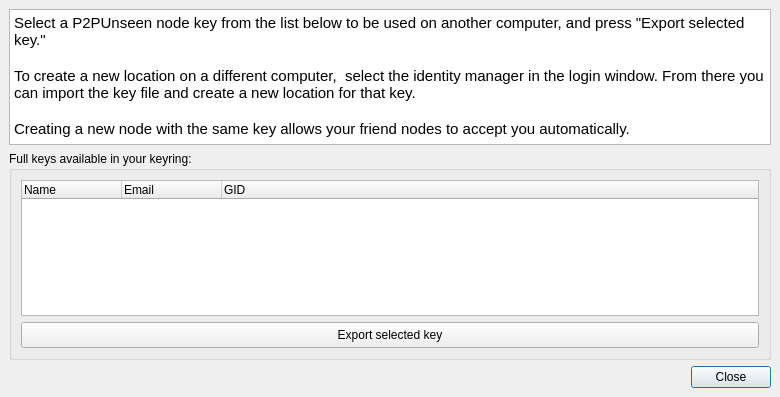
Old version of the form retroshare-gui/src/gui/profile/ProfileManager.ui in the repository RetroShare/RetroShare.
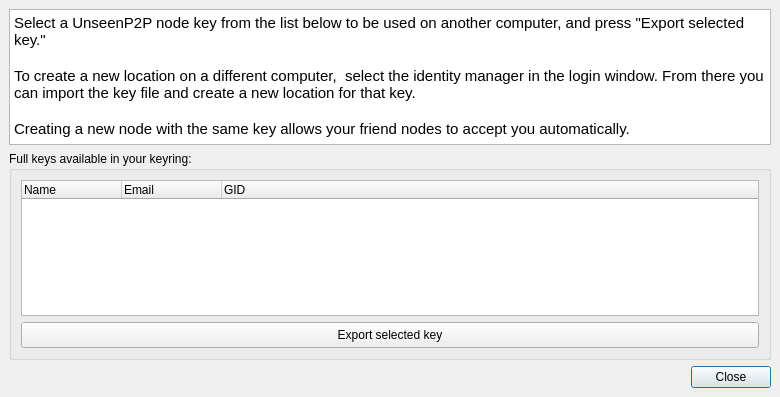
New version of the form. Icons and pictures are not drawn. Custom widgets are drawn as their Qt base class.

Commit message: Update Unseen name

Patch:
```diff
--- a/retroshare-gui/src/gui/profile/ProfileManager.ui
+++ b/retroshare-gui/src/gui/profile/ProfileManager.ui
@@ -64,7 +64,7 @@
 &lt;html&gt;&lt;head&gt;&lt;meta name=&quot;qrichtext&quot; content=&quot;1&quot; /&gt;&lt;style type=&quot;text/css&quot;&gt;
 p, li { white-space: pre-wrap; }
 &lt;/style&gt;&lt;/head&gt;&lt;body style=&quot; font-family:'Ubuntu'; font-size:11pt; font-weight:400; font-style:normal;&quot;&gt;
-&lt;p style=&quot; margin-top:0px; margin-bottom:0px; margin-left:0px; margin-right:0px; -qt-block-indent:0; text-indent:0px;&quot;&gt;Select a P2PUnseen node key from the list below to be used on another computer, and press &amp;quot;Export selected key.&amp;quot;&lt;/p&gt;
+&lt;p style=&quot; margin-top:0px; margin-bottom:0px; margin-left:0px; margin-right:0px; -qt-block-indent:0; text-indent:0px;&quot;&gt;Select a UnseenP2P node key from the list below to be used on another computer, and press &amp;quot;Export selected key.&amp;quot;&lt;/p&gt;
 &lt;p style=&quot;-qt-paragraph-type:empty; margin-top:0px; margin-bottom:0px; margin-left:0px; margin-right:0px; -qt-block-indent:0; text-indent:0px;&quot;&gt;&lt;br /&gt;&lt;/p&gt;
 &lt;p style=&quot; margin-top:0px; margin-bottom:0px; margin-left:0px; margin-right:0px; -qt-block-indent:0; text-indent:0px;&quot;&gt;To create a new location on a different computer,  select the identity manager in the login window. From there you can import the key file and create a new location for that key. &lt;/p&gt;
 &lt;p style=&quot;-qt-paragraph-type:empty; margin-top:0px; margin-bottom:0px; margin-left:0px; margin-right:0px; -qt-block-indent:0; text-indent:0px;&quot;&gt;&lt;br /&gt;&lt;/p&gt;
```
The commit also changes 107 other files.
